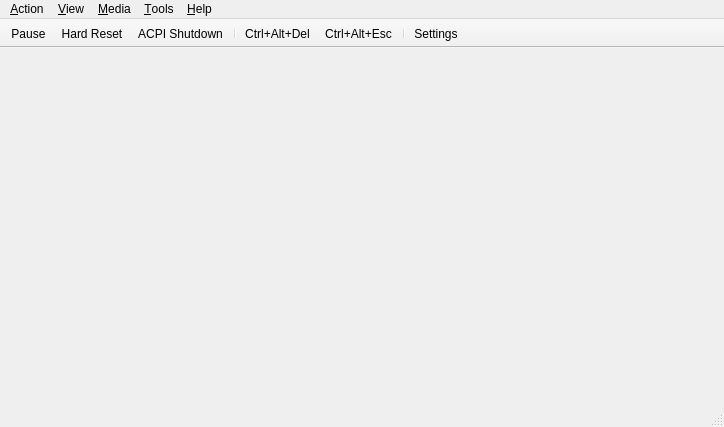
Qt form src/qt/qt_mainwindow.ui (86Box/86Box) before a commit.
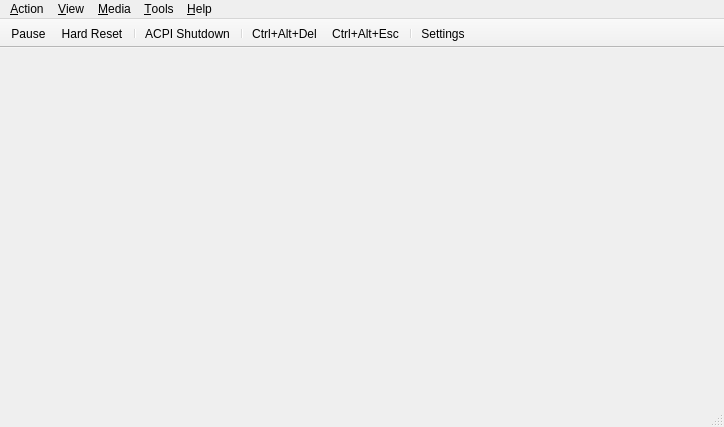
The same form after that commit. Icons and pictures are not drawn. Custom widgets are drawn as their Qt base class.

Commit message: Added a separator to the toolbar.

The edit to the form file:
```diff
--- a/src/qt/qt_mainwindow.ui
+++ b/src/qt/qt_mainwindow.ui
@@ -255,6 +255,7 @@
    </attribute>
    <addaction name="actionPause"/>
    <addaction name="actionHard_Reset"/>
+   <addaction name="separator"/>
    <addaction name="actionACPI_Shutdown"/>
    <addaction name="separator"/>
    <addaction name="actionCtrl_Alt_Del"/>
```
